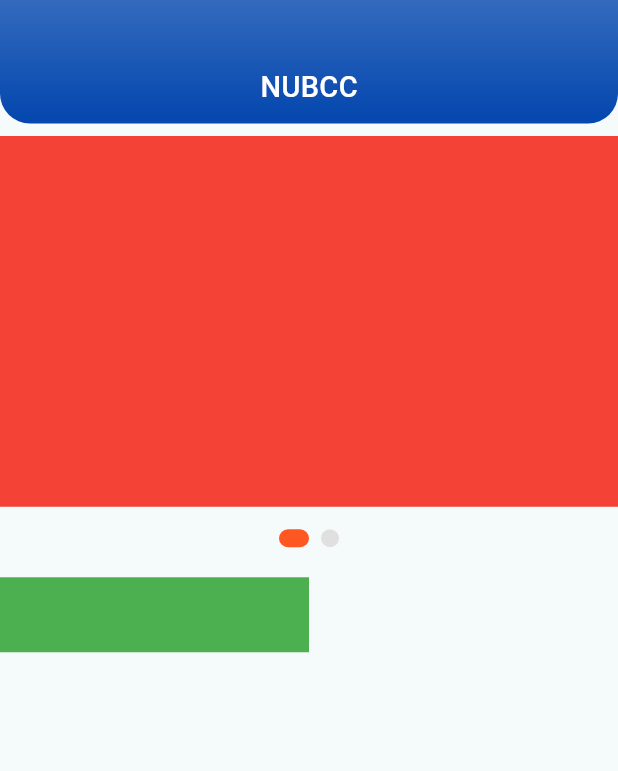
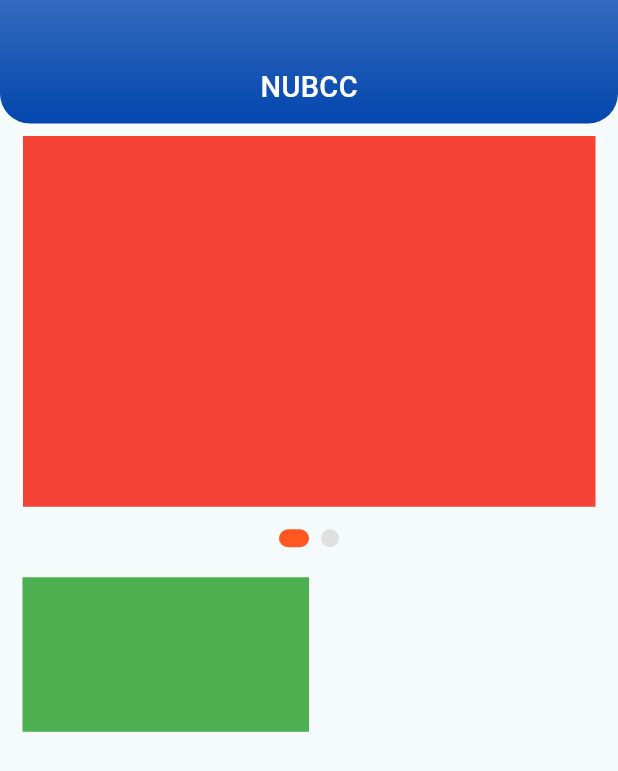
Before and after one commit to Tanjid470/nubcc, a Flutter app: the HomeScreen screen opened by its route, on a phone screen of 412 x 824 dp. Shown: the top 771 px of the screen. Run offline on Flutter 3.47's test engine with Material 3 defaults, Android fonts, the light colour scheme and no system bars; drawn by our look-alikes of carousel_slider; our stand-ins replace flutter_smart_dialog, get, loading_animation_widget, shared_preferences; missing offline and left inert: gsheets; accounts and stored records are empty; key blocks and very long unbroken strings in the code were emptied for the run.

Commit message:
structure format

```diff
--- a/lib/module/home/view/home_screen.dart
+++ b/lib/module/home/view/home_screen.dart
@@ -27,6 +27,16 @@
         children: [
           const CustomAppBar(),
           verticalGap(context, 1),
+          body()
+        ],
+      ),
+    );
+  }
+  Widget body(){
+    return Padding(
+      padding: const EdgeInsets.symmetric(horizontal: 15),
+      child: Column(
+        children: [
           Column(
             mainAxisAlignment: MainAxisAlignment.center,
             crossAxisAlignment: CrossAxisAlignment.center,
@@ -83,7 +93,8 @@
                 },
                 child: Container(
                   margin: EdgeInsets.symmetric(vertical: 5),
-                  height: 50,
+                  padding: EdgeInsets.symmetric(horizontal: 5),
+                  height: Get.height/8,
                   decoration: BoxDecoration(color: Colors.green),
                 ),
               )),
@@ -93,7 +104,6 @@
               )),
             ],
           )
-
         ],
       ),
     );
```
